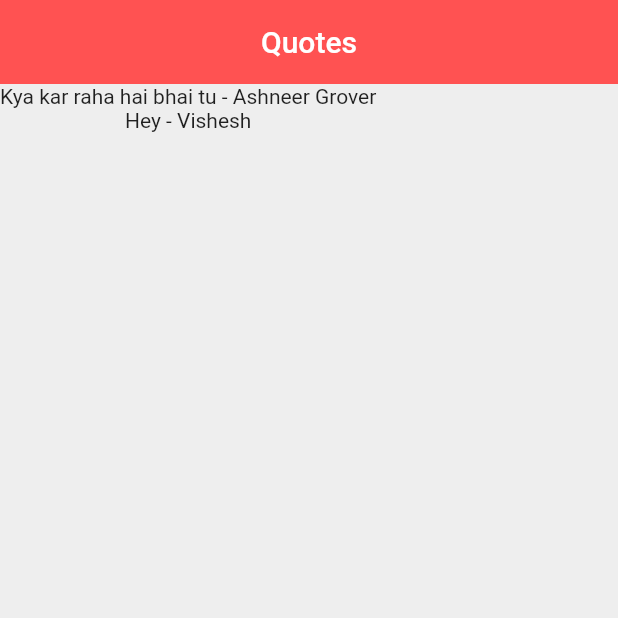
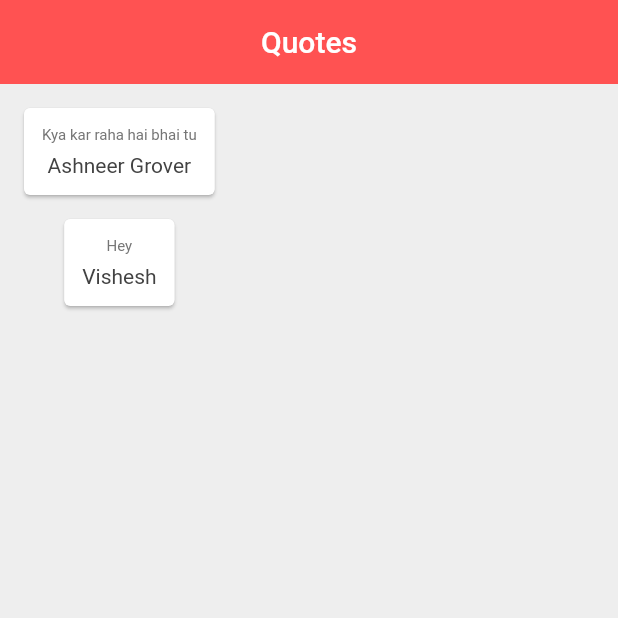
Before and after one commit to visheshks04/flutter-learn, a Flutter app: the screen it shows after launch, on a phone screen of 412 x 824 dp, the top half of it. Run offline on Flutter 3.47's test engine with Material 2 defaults, Android fonts, the phone set to English and light mode, and no system bars.

Commit message:
built card

```diff
--- a/lib/main.dart
+++ b/lib/main.dart
@@ -26,6 +26,26 @@ List<Quote> quotes = [
   Quote(author: 'Vishesh', text: 'Hey'),
 ];
 
+Widget quoteTemplate(quote) {
+  return Card(
+    margin: EdgeInsets.fromLTRB(16, 16, 16, 0),
+    child: Padding(
+      padding: const EdgeInsets.all(12.0),
+      child: Column(children: <Widget>[
+        Text(
+          quote.text,
+          style: TextStyle(fontSize: 10, color: Colors.grey[600]),
+        ),
+        SizedBox(height: 6),
+        Text(
+          quote.author,
+          style: TextStyle(fontSize: 14, color: Colors.grey[800]),
+        )
+      ]),
+    ),
+  );
+}
+
 class QuotePageState extends State<QuotePage> {
   int year = 1;
 
@@ -35,14 +55,12 @@ class QuotePageState extends State<QuotePage> {
         backgroundColor: Colors.grey[200],
         appBar: AppBar(
           title: Text('Quotes'),
+          backgroundColor: Colors.redAccent,
           centerTitle: true,
-        backgroundColor: Colors.redAccent,
           elevation: 0,
         ),
         body: Column(
-          children: quotes
-              .map((quote) => Text('${quote.text} - ${quote.author}'))
-              .toList()),
-    );
+          children: quotes.map((quote) => quoteTemplate(quote)).toList(),
+        ));
   }
 }
```
Lines whose indentation alone changed are shown as unchanged.
